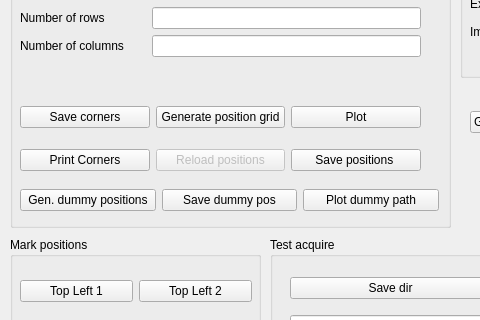
First picture: the form in rtclient/ui/qt_ui_files/positions.ui, repository karempudi/rtclient, before the edit; both pictures show x 0 to 480 and y 193 to 513 of the 1182 by 787 pixel window.
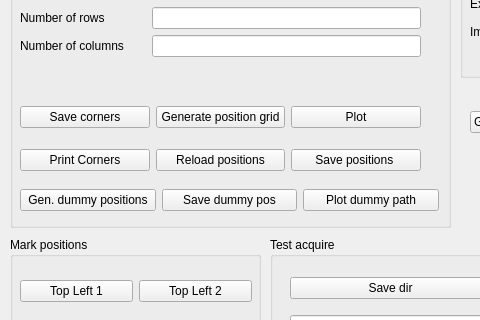
Second picture: the form after the edit.

The edit to the form file:
```diff
--- a/rtclient/ui/qt_ui_files/positions.ui
+++ b/rtclient/ui/qt_ui_files/positions.ui
@@ -299,7 +299,7 @@
       <item>
        <widget class="QPushButton" name="reload_positions_button">
         <property name="enabled">
-         <bool>false</bool>
+         <bool>true</bool>
         </property>
         <property name="text">
          <string>Reload positions</string>
```
Left out of the diff: 4 changed lines with no effect on the pictures.
